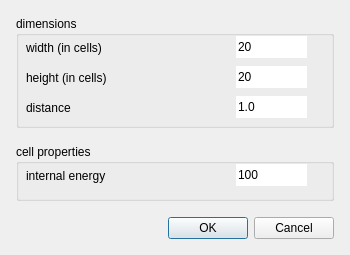
The window that source/Gui/Dialogs/NewRectangleDialog.ui (chrxh/alien) describes before a commit, drawn with Qt 5.
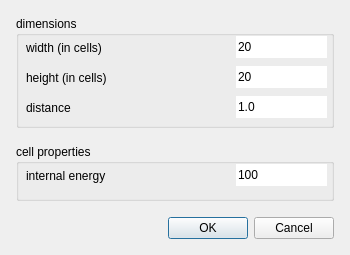
The same window after the commit.

Commit message: saving dialog widget content to QSettings, part IV

The edit to the form file:
```diff
--- a/source/Gui/Dialogs/NewRectangleDialog.ui
+++ b/source/Gui/Dialogs/NewRectangleDialog.ui
@@ -77,7 +77,7 @@
        <rect>
         <x>220</x>
         <y>20</y>
-        <width>71</width>
+        <width>91</width>
         <height>22</height>
        </rect>
       </property>
@@ -93,7 +93,7 @@
        <rect>
         <x>220</x>
         <y>50</y>
-        <width>71</width>
+        <width>91</width>
         <height>22</height>
        </rect>
       </property>
@@ -122,7 +122,7 @@
        <rect>
         <x>220</x>
         <y>80</y>
-        <width>71</width>
+        <width>91</width>
         <height>22</height>
        </rect>
       </property>
@@ -158,7 +158,7 @@
        <rect>
         <x>220</x>
         <y>20</y>
-        <width>71</width>
+        <width>91</width>
         <height>22</height>
        </rect>
       </property>
```
Left out of the diff: 20 changed lines with no effect on the pictures. The commit also changes 7 other files.
